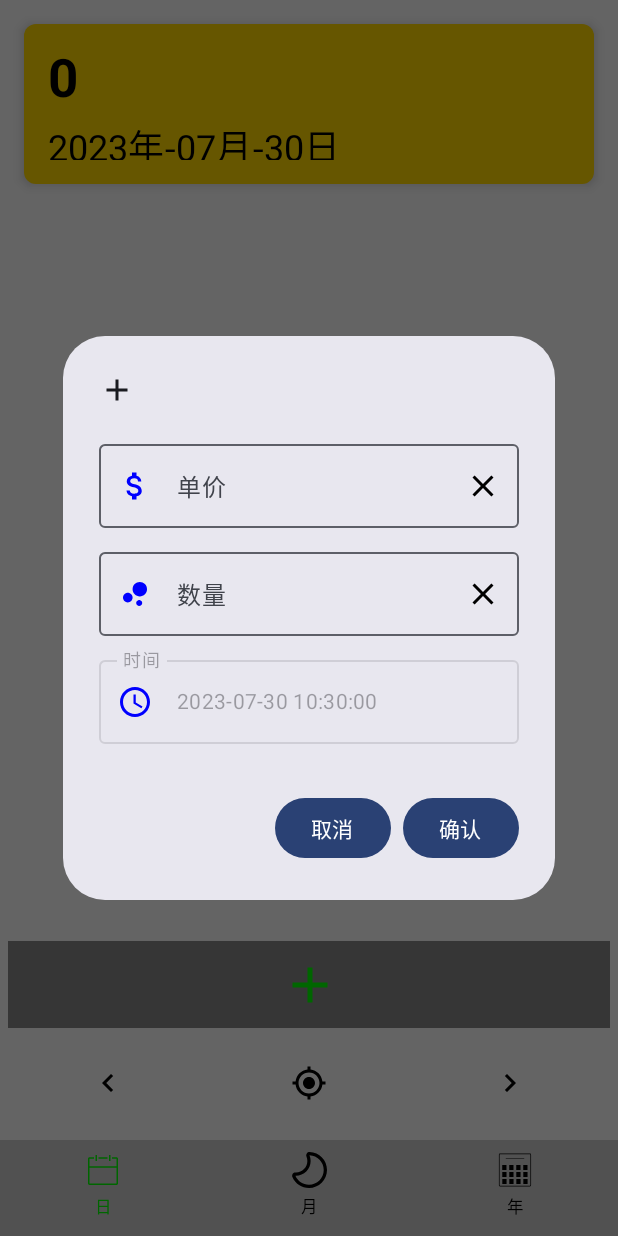
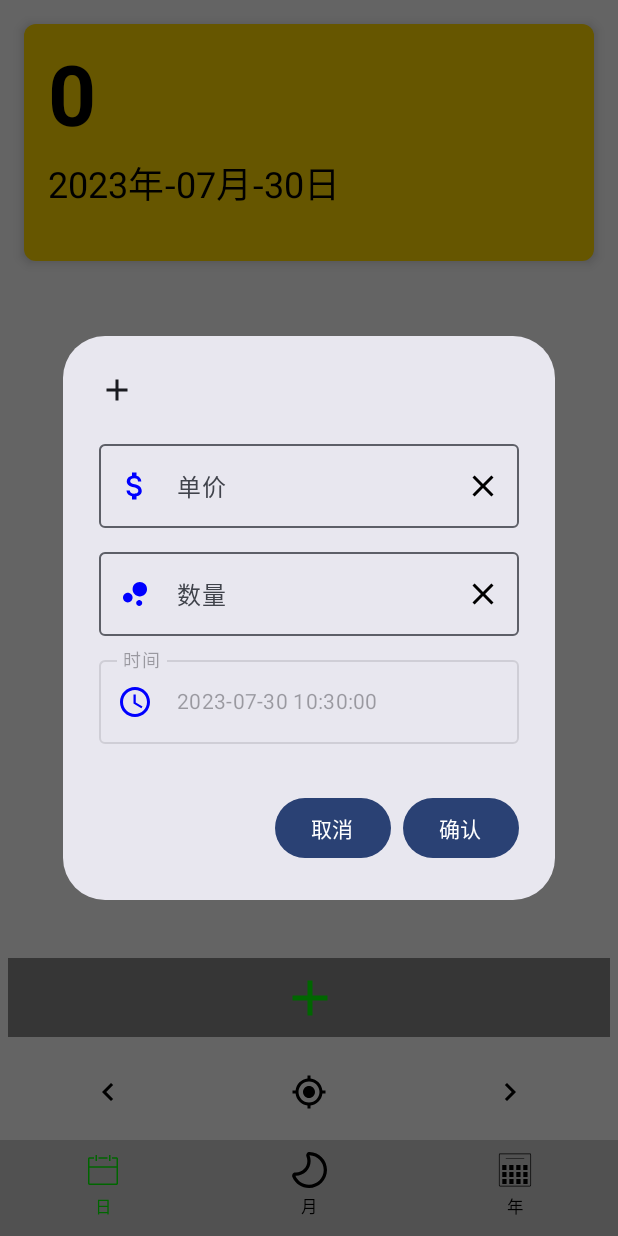
Before and after one commit to GitHubNull/Pieces, an Android app built with Jetpack Compose: the screen it shows after launch (MainActivity), after a tap on "添加", on a phone screen of 412 x 824 dp. Run offline under Robolectric (Android 15) with nearby library versions, the light colour scheme and no system bars; our stand-ins replace Room's generated code; libraries missing offline, so code that uses them is left out: com.loper7.date_time_picker.

Commit message:
update .year month and day screen display size.

```diff
--- a/app/src/main/java/top/oxff/pieces/ui/common/MyHeader.kt
+++ b/app/src/main/java/top/oxff/pieces/ui/common/MyHeader.kt
@@ -26,7 +26,7 @@ fun HeaderScreen(mainTitle: String, subTitle: String) {
         modifier = Modifier
             .padding(16.dp)
             .fillMaxWidth()
-            .height(120.dp),
+            .height(180.dp),
         color = Color(0xFFFFD700),
         contentColor = LocalContentColor.current,
         shape = RoundedCornerShape(8.dp),
@@ -41,7 +41,7 @@ fun HeaderScreen(mainTitle: String, subTitle: String) {
                 text = mainTitle,
                 style = TextStyle(
                     color = LocalContentColor.current,
-                    fontSize = 35.sp,
+                    fontSize = 56.sp,
                     fontStyle = FontStyle.Normal,
                     fontWeight = FontWeight.Bold
                 )
--- a/app/src/main/java/top/oxff/pieces/ui/common/ProductDialog.kt
+++ b/app/src/main/java/top/oxff/pieces/ui/common/ProductDialog.kt
@@ -2,7 +2,6 @@
 
 package top.oxff.pieces.ui.common
 
-import android.util.Log
 import androidx.compose.foundation.Image
 import androidx.compose.foundation.clickable
 import androidx.compose.foundation.layout.Column
@@ -151,9 +150,9 @@ fun ProductDialog(
                 enabled = false,
                 modifier = Modifier
                     .clickable {
-                        kotlin.run {
-                            Log.d("ProductDialog", "clickable")
-                        }
+//                        kotlin.run {
+//                            Log.d("ProductDialog", "clickable")
+//                        }
                         onEvent(
                             PieceEarningsByDayEvent.OnChangeShowDatePicker(
                                 true
@@ -192,16 +191,14 @@ fun ProductDialog(
     if (state.showDatePicker) {
         CardDatePickerDialog.builder(contextState.value)
             .setTitle("选择日期时间")
+            .showBackNow(true)
             .setDefaultTime(millisecond)
             .setDisplayType()
             .setOnCancel {
-                run {
-                    Log.d("ProductDialog", "setOnCancel")
-                }
                 onEvent(PieceEarningsByDayEvent.OnChangeShowDatePicker(false))
             }
             .setOnChoose { millisecond ->
-                Log.d("ProductDialog", "setOnChoose")
+//                Log.d("ProductDialog", "setOnChoose")
                 onEvent(PieceEarningsByDayEvent.OnChangeShowDatePicker(false))
                 val instant = Instant.ofEpochMilli(millisecond)
                 val zoneId = ZoneId.of("Asia/Shanghai")
--- a/app/src/main/java/top/oxff/pieces/ui/day/PieceEarningsByPieceDayScreen.kt
+++ b/app/src/main/java/top/oxff/pieces/ui/day/PieceEarningsByPieceDayScreen.kt
@@ -63,7 +63,7 @@ fun DayScreen(dateState: PieceEarningsByDayState, dayOnEvent: (PieceEarningsByDa
         Box(
             modifier = Modifier
                 .fillMaxWidth()
-                .weight(2f)
+                .weight(3f)
         )
         {
             DayHeaderScreen(dayEarnings = totalMoney, dateTime = dateState.targetDate)
--- a/app/src/main/java/top/oxff/pieces/ui/month/PieceEarningsByDayMonthComposes.kt
+++ b/app/src/main/java/top/oxff/pieces/ui/month/PieceEarningsByDayMonthComposes.kt
@@ -115,7 +115,7 @@ fun PieceEarningsByDayCard(pieceEarningsByDay: PieceEarningsByDay,
         elevation = CardDefaults.cardElevation(4.dp),
         modifier = Modifier
             .fillMaxWidth()
-            .size(150.dp)
+            .size(180.dp)
             .padding(horizontal = 16.dp, vertical = 8.dp)
     ) {
         Row {
--- a/app/src/main/java/top/oxff/pieces/ui/month/PieceEarningsByDayMonthScreen.kt
+++ b/app/src/main/java/top/oxff/pieces/ui/month/PieceEarningsByDayMonthScreen.kt
@@ -59,7 +59,7 @@ fun MonthScreenContent(
         val formattedString = pieceEarningsByMonthState.yearMonth.format(formatter2)
         Box(modifier = Modifier
             .fillMaxWidth()
-            .weight(2f)) {
+            .weight(3f)) {
             MonthScreenHeader(yearMonth = formattedString, monthTotal = monthTotal)
         }
 
--- a/app/src/main/java/top/oxff/pieces/ui/year/PieceEarningsByMonthYearComposes.kt
+++ b/app/src/main/java/top/oxff/pieces/ui/year/PieceEarningsByMonthYearComposes.kt
@@ -110,7 +110,7 @@ fun MonthCard(
         elevation = CardDefaults.cardElevation(4.dp),
         modifier = Modifier
             .fillMaxWidth()
-            .size(150.dp)
+            .size(180.dp)
             .padding(horizontal = 16.dp, vertical = 8.dp)
     ) {
         Row {
```
Also changed, not shown: app/src/main/java/top/oxff/pieces/ui/year/PieceEarningsByMonthYearScreen.kt (+4 -4 lines).
